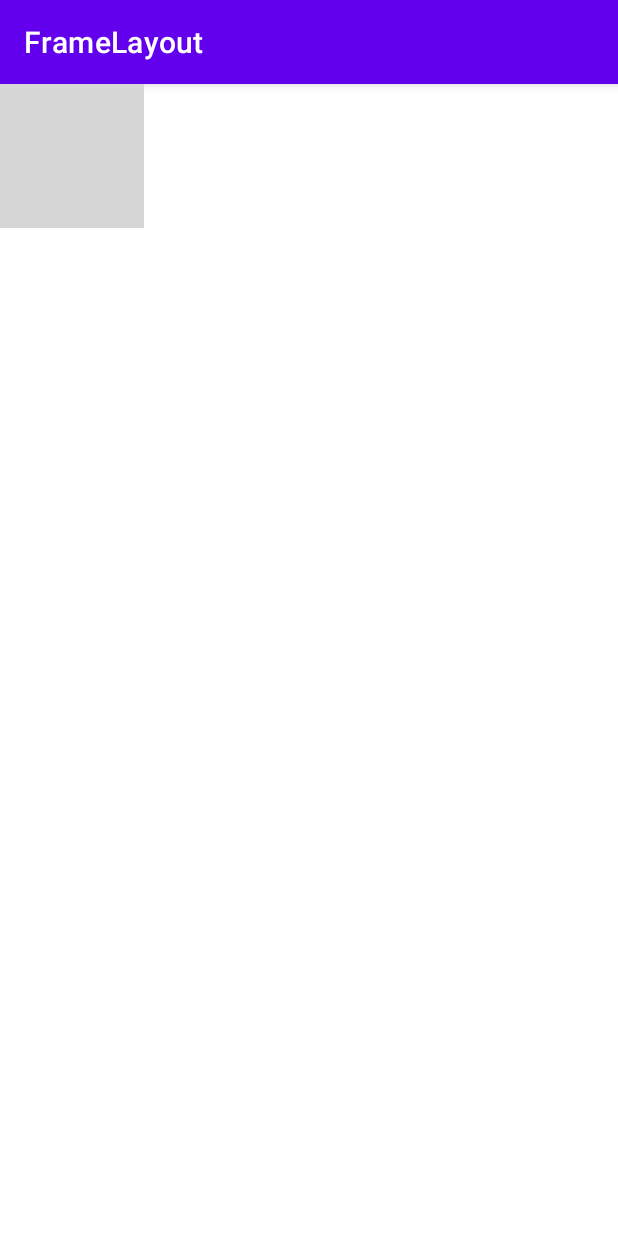
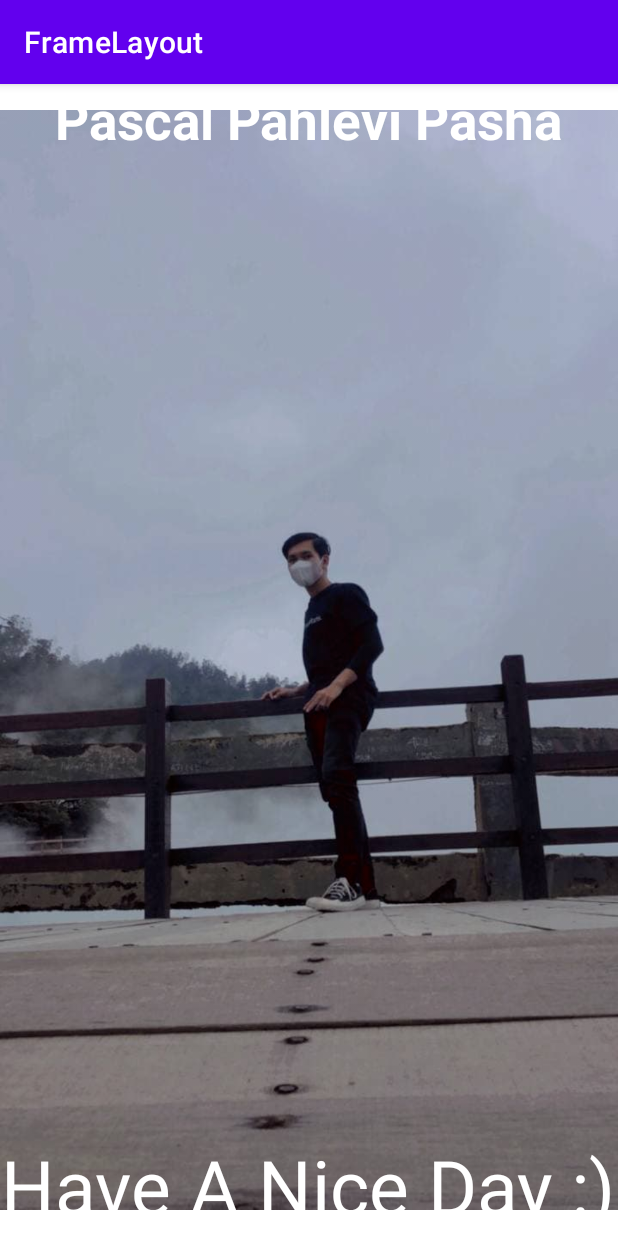
Before and after one commit to PascalPasha/FrameLayout, an Android app: the screen it shows after launch (MainActivity), on a phone screen of 412 x 824 dp. Run offline under Robolectric (Android 15) with nearby library versions, the phone set to English and light mode, and no system bars; grey boxes are pictures that could not be loaded.

Commit message:
Menambahkan text view 2

```diff
--- a/app/src/main/res/layout/activity_main.xml
+++ b/app/src/main/res/layout/activity_main.xml
@@ -4,21 +4,29 @@
     xmlns:tools="http://schemas.android.com/tools"
     android:layout_width="match_parent"
     android:layout_height="match_parent"
+    android:orientation="vertical"
     tools:context=".MainActivity">
 
     <ImageView
         android:layout_width="wrap_content"
         android:layout_height="wrap_content"
-        android:src="@drawable/frame2"/>
+        android:src="@drawable/pascal2"/>
 
     <TextView
         android:layout_width="wrap_content"
         android:layout_height="wrap_content"
-        android:text="Morning Sunday  :)"
-        android:textSize="60dp"
-        android:textAlignment="center"
-        android:layout_gravity="center"
+        android:text="Pascal Pahlevi Pasha"
+        android:textSize="35dp"
+        android:layout_gravity="top|center"
         android:textColor="@color/white"
         android:textStyle="bold"/>
 
+    <TextView
+        android:layout_width="wrap_content"
+        android:layout_height="wrap_content"
+        android:text="Have A Nice Day :)"
+        android:textSize="50dp"
+        android:textColor="@color/white"
+        android:layout_gravity="bottom|center"/>
+
 </FrameLayout>
```
Also changed, not shown: app/src/main/res/drawable-v24/pascal2.png (added).
